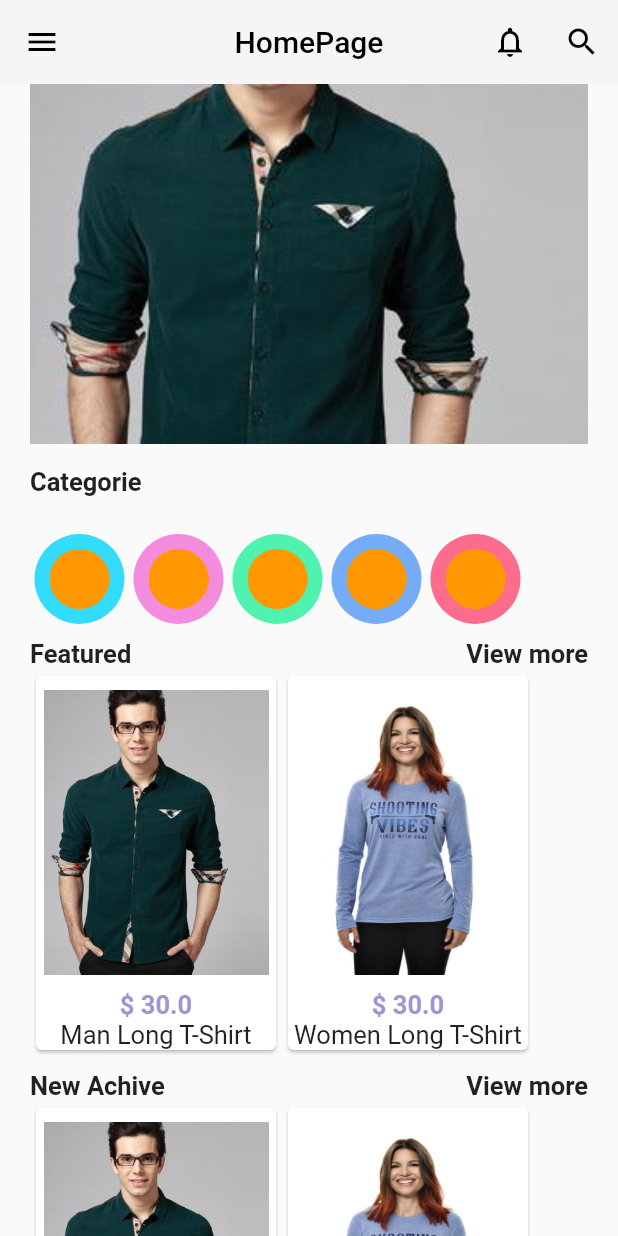
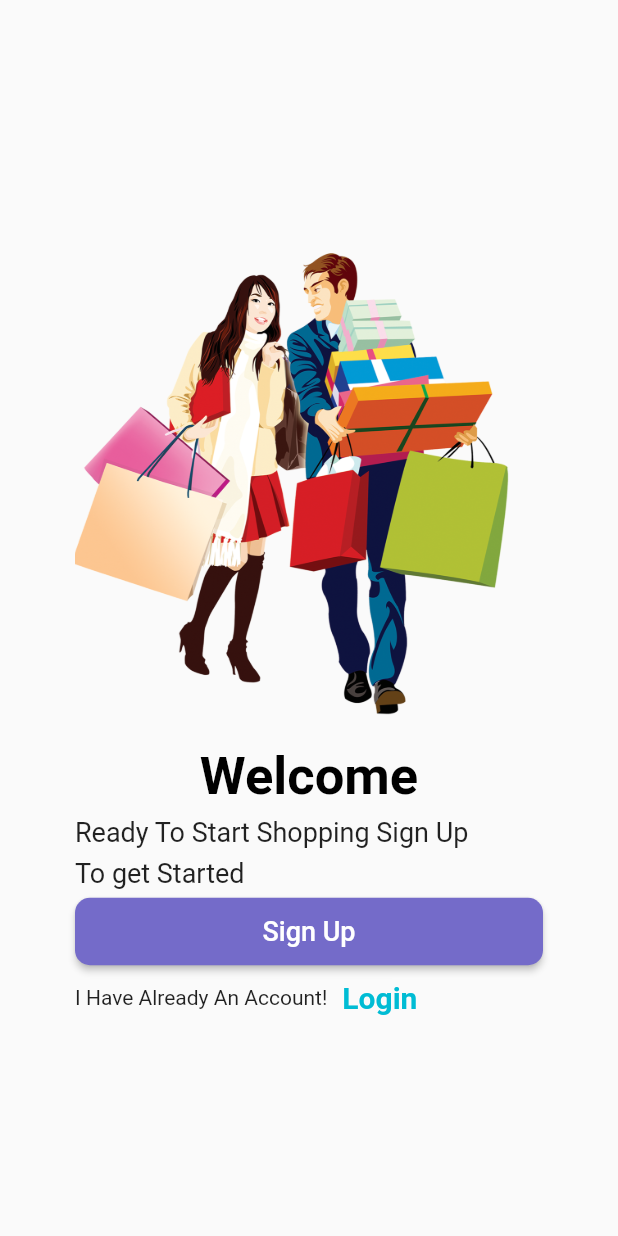
Before and after one commit to aelwardi/ELWARDI_Abderrazzak_flutter, a Flutter app: the screen it shows after launch, on a phone screen of 412 x 824 dp. Run offline on Flutter 3.47's test engine with Material 2 defaults, Android fonts, the phone set to English and light mode, and no system bars; drawn by our look-alikes of carousel_pro; our stand-ins replace firebase_auth, firebase_core; accounts and stored records are empty.

Commit message:
Ajout checkout page (Totale a payer) + Welcomme Screen

```diff
--- a/lib/main.dart
+++ b/lib/main.dart
@@ -2,7 +2,10 @@
 import 'package:firebase_core/firebase_core.dart';
 import 'package:flutter/material.dart';
 import 'package:myapplication/screens/cartsreen.dart';
+import 'package:myapplication/screens/chekout.dart';
 import 'package:myapplication/screens/homepage.dart';
+import 'package:myapplication/screens/login.dart';
+import 'package:myapplication/screens/welcomescreen.dart';
 
 void main() async {
   WidgetsFlutterBinding.ensureInitialized();
@@ -20,7 +23,7 @@ class MyApp extends StatelessWidget {
         primaryColor: Color(0xffaf7373),
         visualDensity: VisualDensity.adaptivePlatformDensity,
       ),
-      home: HomePage(),
+      home: WelcomeScreen(),
     );
   }
 }
--- a/lib/screens/login.dart
+++ b/lib/screens/login.dart
@@ -1,6 +1,7 @@
 import 'package:firebase_auth/firebase_auth.dart';
 import 'package:flutter/material.dart';
 import 'package:flutter/services.dart';
+import 'package:myapplication/screens/homepage.dart';
 import 'package:myapplication/screens/signup.dart';
 import 'package:myapplication/widgets/mybutton.dart';
 
@@ -43,7 +44,7 @@ bool obserText = true;
 class _LoginState extends State<Login> {
   Widget _buildAllParty(){
     return Container(
-        height: 300,
+        height: 500,
         width: double.infinity,
         child: Column(
           mainAxisAlignment: MainAxisAlignment.spaceEvenly,
--- a/lib/screens/signup.dart
+++ b/lib/screens/signup.dart
@@ -174,7 +174,7 @@ class _SignUpState extends State<SignUp> {
                     fontWeight: FontWeight.bold,
                   ),
                 ),
-              )
+              ),
             ],
           ),
         ],
--- /dev/null
+++ b/lib/screens/welcomescreen.dart
@@ -0,0 +1,123 @@
+import 'package:flutter/material.dart';
+import 'package:myapplication/screens/login.dart';
+import 'package:myapplication/screens/signup.dart';
+
+class WelcomeScreen extends StatelessWidget {
+
+  @override
+  Widget build(BuildContext context) {
+    return Scaffold(
+      body: Center(
+        child: Container(
+
+          padding: EdgeInsets.symmetric(
+              horizontal: 50,
+          ),
+          child: Column(
+            mainAxisAlignment: MainAxisAlignment.center,
+            children: <Widget>[
+              Container(
+                height: 350,
+                width: double.infinity,
+                decoration: BoxDecoration(
+                  image: DecorationImage(
+                    fit: BoxFit.cover,
+                    image: AssetImage(
+                        "images/shopping.png",
+                    ),
+                  ),
+                ),
+              ),
+              Text(
+                  "Welcome",
+                style: TextStyle(
+                  fontSize: 35,
+                  fontWeight: FontWeight.bold,
+                  color: Colors.black,
+                ),
+              ),
+              Container(
+                height: 60,
+                width: double.infinity,
+                child: Column(
+                  mainAxisAlignment: MainAxisAlignment.spaceEvenly,
+                  crossAxisAlignment: CrossAxisAlignment.start,
+                  children: <Widget>[
+                    Text(
+                      "Ready To Start Shopping Sign Up",
+                      style: TextStyle(
+                        fontSize: 18,
+                      ),
+                    ),
+                    Text(
+                        "To get Started",
+                      style: TextStyle(
+                        fontSize: 18,
+                      ),
+                    ),
+                  ],
+                ),
+              ),
+              Column(
+                children: <Widget>[
+                  Container(
+                    height: 45,
+                    width: double.infinity,
+                    child: ElevatedButton(
+                      onPressed: () {
+                        Navigator.of(context).pushReplacement(
+                          MaterialPageRoute(
+                            builder: (ctx) => SignUp(),
+                          ),
+                        );
+                      },
+                      style:  ButtonStyle(
+                        shape: MaterialStateProperty.all<RoundedRectangleBorder>(
+                            RoundedRectangleBorder(
+                              borderRadius: BorderRadius.circular(10),
+                            )
+                        ),
+                        backgroundColor: MaterialStateProperty.all(Color(0xff746bc9)),
+                      ),
+                      child: Text(
+                        "Sign Up",
+                        style: TextStyle(
+                            color: Colors.white,
+                          fontSize: 18,
+                        ),
+                      ),
+                    ),
+                  ),
+                  SizedBox(height: 10,),
+                  Row(
+                    children: <Widget>[
+                      Text("I Have Already An Account!"),
+                      SizedBox(width: 10,),
+                      GestureDetector(
+                        onTap: (){
+                          Navigator.of(context).pushReplacement(
+                            MaterialPageRoute(
+                              builder: (ctx) => Login(),
+                            ),
+                          );
+                        },
+                        child: Text(
+                          "Login",
+                          style: TextStyle(
+                            color: Colors.cyan,
+                            fontSize: 20,
+                            fontWeight: FontWeight.bold,
+                          ),
+                        ),
+                      )
+                    ],
+                  ),
+                ],
+              ),
+            ],
+          ),
+        ),
+      ),
+    );
+  }
+}
```
Also changed, not shown: lib/screens/cartsreen.dart (+12 -1 lines), lib/screens/chekout.dart (added, +198 -0 lines).
